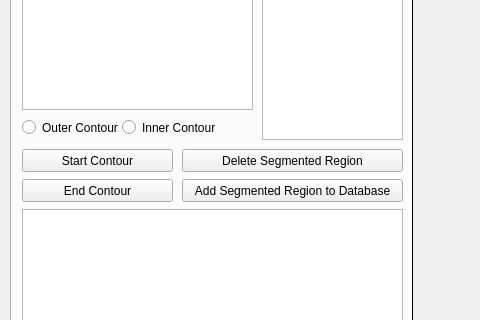
Qt form manageTrainingDataForm.ui (asmith9455/imageClassifier) before a commit; both pictures show x 0 to 480 and y 167 to 487 of the 1230 by 639 pixel window.
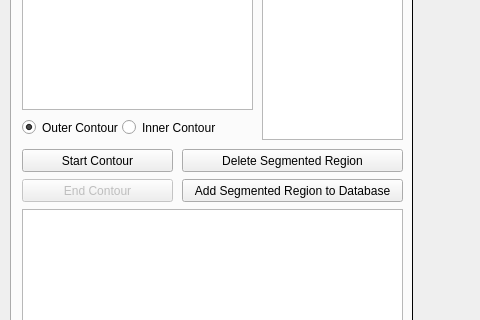
The same form after that commit. Custom widgets are drawn as their Qt base class.

What changed in the file:
```diff
--- a/manageTrainingDataForm.ui
+++ b/manageTrainingDataForm.ui
@@ -474,7 +474,10 @@
          <string>Delete Segmented Region</string>
         </property>
        </widget>
-       <widget class="QPushButton" name="btn_endOuterContour">
+       <widget class="QPushButton" name="btn_endContour">
+        <property name="enabled">
+         <bool>false</bool>
+        </property>
         <property name="geometry">
          <rect>
           <x>10</x>
@@ -512,6 +515,9 @@
         <property name="text">
          <string>Outer Contour</string>
         </property>
+        <property name="checked">
+         <bool>true</bool>
+        </property>
        </widget>
        <widget class="QRadioButton" name="radioBtn_selectInnerContour">
         <property name="geometry">
```
